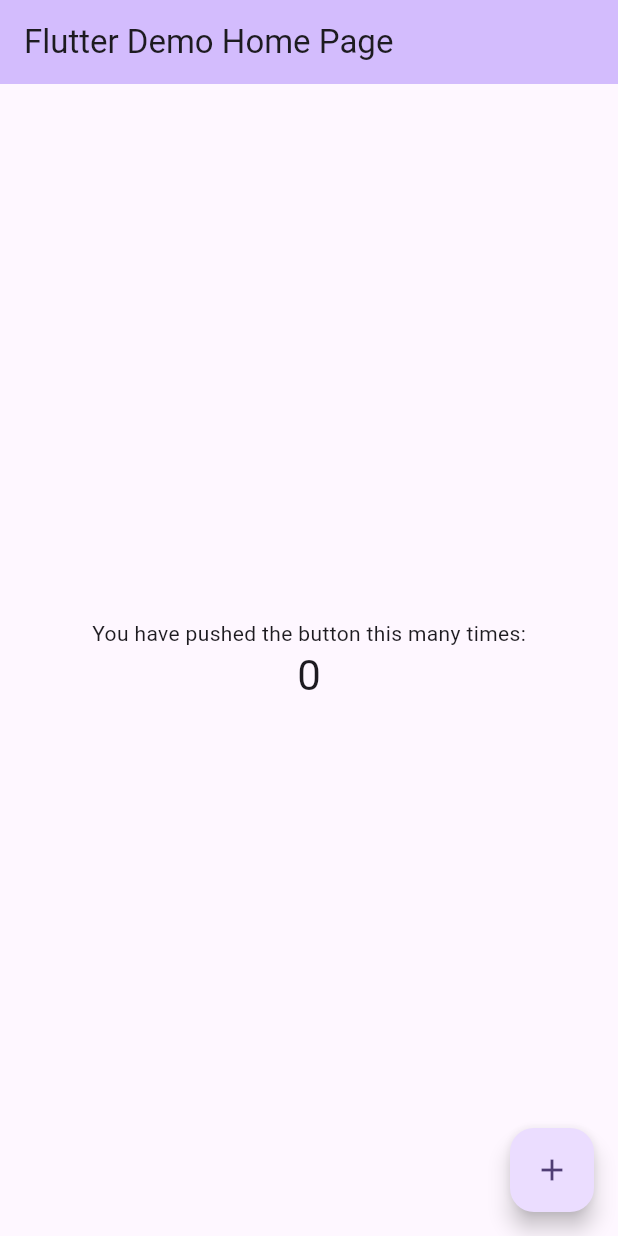
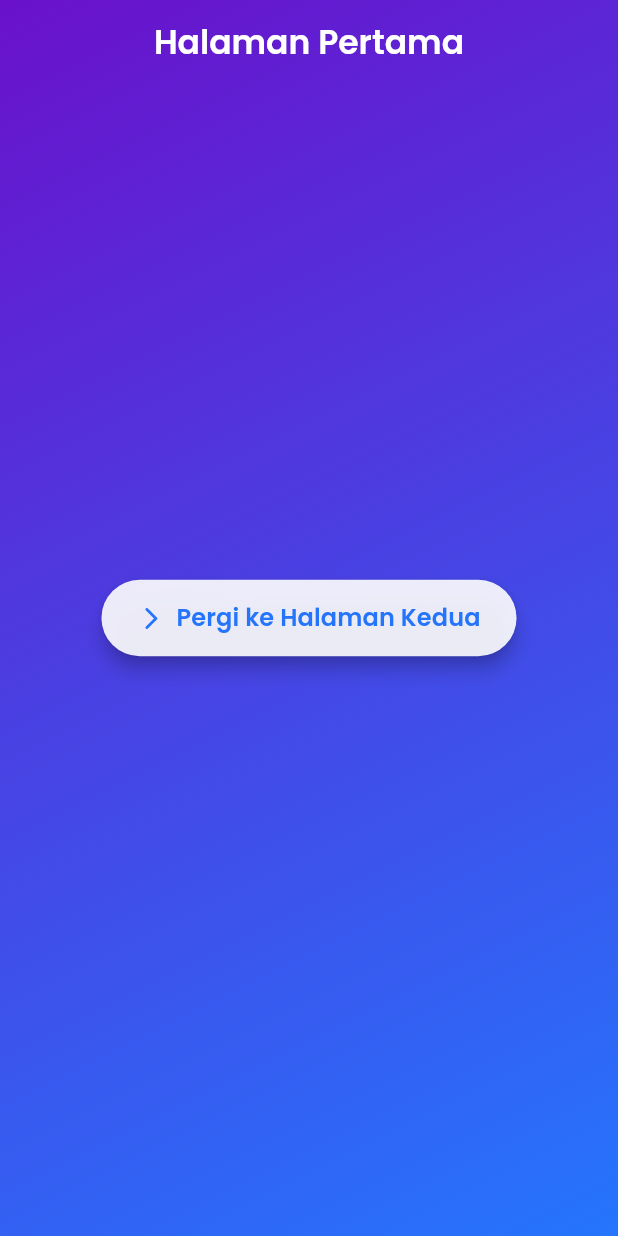
Before and after one commit to zanshere/routing, a Flutter app: the screen it shows after launch, on a phone screen of 412 x 824 dp. Run offline on Flutter 3.47's test engine with Material 3 defaults, Android fonts, the phone set to English and light mode, and no system bars; our stand-ins replace google_fonts.

Commit message:
membuat halaman pertama dan kedua, serta memperbagus tampilan halaman pertama

```diff
--- a/lib/main.dart
+++ b/lib/main.dart
@@ -1,122 +1,97 @@
 import 'package:flutter/material.dart';
-
-void main() {
+import 'package:google_fonts/google_fonts.dart';
+void main(){
   runApp(const MyApp());
 }
 
 class MyApp extends StatelessWidget {
   const MyApp({super.key});
 
-  // This widget is the root of your application.
   @override
   Widget build(BuildContext context) {
     return MaterialApp(
-      title: 'Flutter Demo',
-      theme: ThemeData(
-        // This is the theme of your application.
-        //
-        // TRY THIS: Try running your application with "flutter run". You'll see
-        // the application has a purple toolbar. Then, without quitting the app,
-        // try changing the seedColor in the colorScheme below to Colors.green
-        // and then invoke "hot reload" (save your changes or press the "hot
-        // reload" button in a Flutter-supported IDE, or press "r" if you used
-        // the command line to start the app).
-        //
-        // Notice that the counter didn't reset back to zero; the application
-        // state is not lost during the reload. To reset the state, use hot
-        // restart instead.
-        //
-        // This works for code too, not just values: Most code changes can be
-        // tested with just a hot reload.
-        colorScheme: ColorScheme.fromSeed(seedColor: Colors.deepPurple),
-      ),
-      home: const MyHomePage(title: 'Flutter Demo Home Page'),
+      title: 'Contoh Navigasi (Pindah Halaman)',
+      initialRoute: '/',
+      routes: {
+        '/':(context) => const FirstPage(),
+        '/second':(context) => const SecondPage(),
+      },
     );
   }
 }
 
-class MyHomePage extends StatefulWidget {
-  const MyHomePage({super.key, required this.title});
-
-  // This widget is the home page of your application. It is stateful, meaning
-  // that it has a State object (defined below) that contains fields that affect
-  // how it looks.
-
-  // This class is the configuration for the state. It holds the values (in this
-  // case the title) provided by the parent (in this case the App widget) and
-  // used by the build method of the State. Fields in a Widget subclass are
-  // always marked "final".
-
-  final String title;
-
-  @override
-  State<MyHomePage> createState() => _MyHomePageState();
-}
-
-class _MyHomePageState extends State<MyHomePage> {
-  int _counter = 0;
-
-  void _incrementCounter() {
-    setState(() {
-      // This call to setState tells the Flutter framework that something has
-      // changed in this State, which causes it to rerun the build method below
-      // so that the display can reflect the updated values. If we changed
-      // _counter without calling setState(), then the build method would not be
-      // called again, and so nothing would appear to happen.
-      _counter++;
-    });
-  }
+class FirstPage extends StatelessWidget{
+  const FirstPage({super.key});
 
   @override
   Widget build(BuildContext context) {
-    // This method is rerun every time setState is called, for instance as done
-    // by the _incrementCounter method above.
-    //
-    // The Flutter framework has been optimized to make rerunning build methods
-    // fast, so that you can just rebuild anything that needs updating rather
-    // than having to individually change instances of widgets.
     return Scaffold(
+      extendBodyBehindAppBar: true,
       appBar: AppBar(
-        // TRY THIS: Try changing the color here to a specific color (to
-        // Colors.amber, perhaps?) and trigger a hot reload to see the AppBar
-        // change color while the other colors stay the same.
-        backgroundColor: Theme.of(context).colorScheme.inversePrimary,
-        // Here we take the value from the MyHomePage object that was created by
-        // the App.build method, and use it to set our appbar title.
-        title: Text(widget.title),
+        backgroundColor: Colors.transparent,
+        elevation: 0,
+        title: Text(
+          'Halaman Pertama',
+          style: GoogleFonts.poppins(
+            fontWeight: FontWeight.w600,
+            color: Colors.white,
+          ),
+        ),
+        centerTitle: true,
       ),
-      body: Center(
-        // Center is a layout widget. It takes a single child and positions it
-        // in the middle of the parent.
-        child: Column(
-          // Column is also a layout widget. It takes a list of children and
-          // arranges them vertically. By default, it sizes itself to fit its
-          // children horizontally, and tries to be as tall as its parent.
-          //
-          // Column has various properties to control how it sizes itself and
-          // how it positions its children. Here we use mainAxisAlignment to
-          // center the children vertically; the main axis here is the vertical
-          // axis because Columns are vertical (the cross axis would be
-          // horizontal).
-          //
-          // TRY THIS: Invoke "debug painting" (choose the "Toggle Debug Paint"
-          // action in the IDE, or press "p" in the console), to see the
-          // wireframe for each widget.
-          mainAxisAlignment: MainAxisAlignment.center,
-          children: <Widget>[
-            const Text('You have pushed the button this many times:'),
-            Text(
-              '$_counter',
-              style: Theme.of(context).textTheme.headlineMedium,
+      body: Container(
+        decoration: const BoxDecoration(
+          gradient: LinearGradient(colors: [Color(0xFF6A11CB), Color(0xFF2575FC)],
+          begin: Alignment.topLeft,
+          end:Alignment.bottomRight,
+          ),
+        ),
+        child: Center(
+          child: ElevatedButton.icon(
+            onPressed: () {
+              Navigator.pushNamed(context, '/second');
+            },
+            style: ElevatedButton.styleFrom(
+              padding: const EdgeInsets.symmetric(horizontal: 24, vertical: 14),
+              shape: RoundedRectangleBorder(
+                borderRadius: BorderRadius.circular(30)
+              ),
+              backgroundColor: Colors.white.withOpacity(0.9),
+              foregroundColor: const Color(0xFF2575FC),
+              elevation: 5,
             ),
-          ],
+            icon: const Icon(Icons.arrow_forward_ios_rounded),
+            label: Text(
+              'Pergi ke Halaman Kedua',
+              style: GoogleFonts.poppins(
+                fontSize: 16,
+                fontWeight: FontWeight.w600,
+              ),
+            ),
+          ),
         ),
       ),
-      floatingActionButton: FloatingActionButton(
-        onPressed: _incrementCounter,
-        tooltip: 'Increment',
-        child: const Icon(Icons.add),
-      ), // This trailing comma makes auto-formatting nicer for build methods.
     );
   }
 }
+
+class SecondPage extends StatelessWidget{
+  const SecondPage({super.key});
+
+  @override
+  Widget build(BuildContext context) {
+    return Scaffold(
+      appBar: AppBar(
+        title: const Text('Halaman Kedua'),
+      ),
+      body: Center(
+        child: ElevatedButton(
+          onPressed: () {
+            Navigator.pop(context);
+          },
+           child: const Text('Kembali')
+        ),
+      ),
+    );
+  }
+}
```
